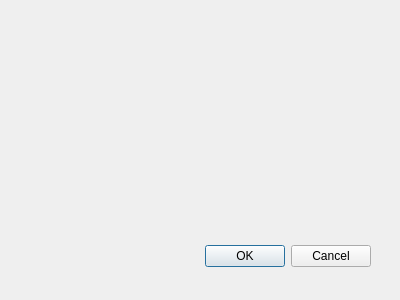
First picture: the form in Ui_ModelDataUtility.ui, repository rpmurph/ModelDataUtility, before the edit.
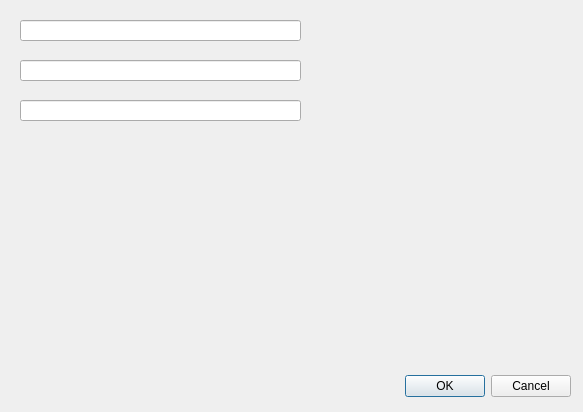
Second picture: the form after the edit.

Patch:
```diff
--- a/Ui_ModelDataUtility.ui
+++ b/Ui_ModelDataUtility.ui
@@ -1,22 +1,22 @@
 <ui version="4.0" >
  <class>ModelDataUtility</class>
- <widget class="QDialog" name="ModelDataUtility" >
-  <property name="geometry" >
+ <widget class="QDialog" name="ModelDataUtility">
+  <property name="geometry">
    <rect>
-    <x>200</x>
-    <y>200</y>
-    <width>400</width>
-    <height>300</height>
+    <x>0</x>
+    <y>0</y>
+    <width>583</width>
+    <height>412</height>
    </rect>
   </property>
   <property name="windowTitle" >
    <string>ModelDataUtility</string>
   </property>
-  <widget class="QDialogButtonBox" name="buttonBox" >
-   <property name="geometry" >
+  <widget class="QDialogButtonBox" name="buttonBox">
+   <property name="geometry">
     <rect>
-     <x>30</x>
-     <y>240</y>
+     <x>230</x>
+     <y>370</y>
      <width>341</width>
      <height>32</height>
     </rect>
@@ -28,6 +28,36 @@
     <set>QDialogButtonBox::Cancel|QDialogButtonBox::Ok</set>
    </property>
   </widget>
+  <widget class="QLineEdit" name="lineEdit">
+   <property name="geometry">
+    <rect>
+     <x>20</x>
+     <y>20</y>
+     <width>281</width>
+     <height>21</height>
+    </rect>
+   </property>
+  </widget>
+  <widget class="QLineEdit" name="lineEdit_2">
+   <property name="geometry">
+    <rect>
+     <x>20</x>
+     <y>60</y>
+     <width>281</width>
+     <height>21</height>
+    </rect>
+   </property>
+  </widget>
+  <widget class="QLineEdit" name="lineEdit_3">
+   <property name="geometry">
+    <rect>
+     <x>20</x>
+     <y>100</y>
+     <width>281</width>
+     <height>21</height>
+    </rect>
+   </property>
+  </widget>
  </widget>
  <resources/>
  <connections>
```
Left out of the diff: 17 changed lines with no effect on the pictures.
